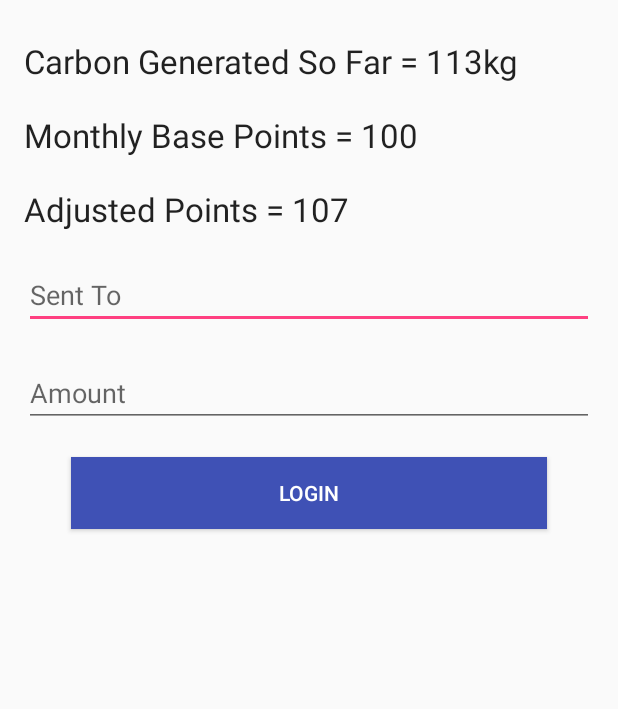
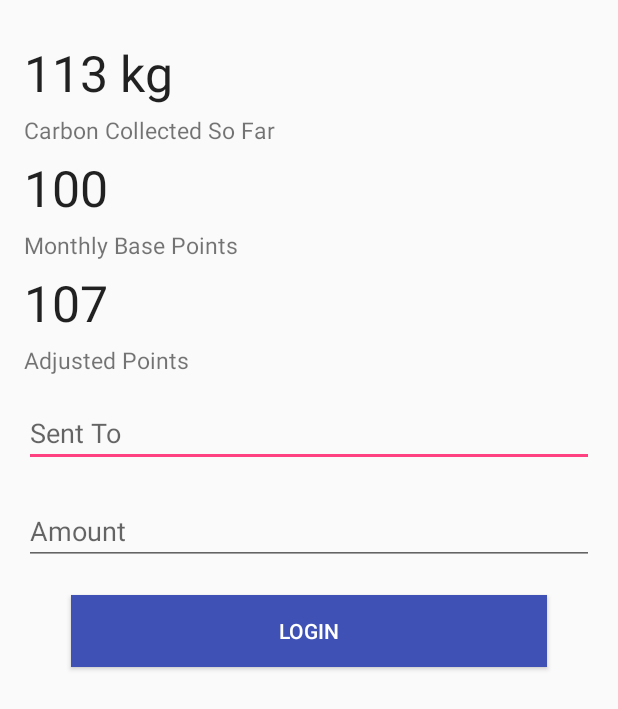
Before and after one commit to varunj/MapMyCarbon, an Android app: the fragment TabFragment2 shown on its own in the app's theme, on a phone screen of 412 x 824 dp. Shown: the top 709 px of the screen. Run offline under Robolectric (Android 15) with nearby library versions, the phone set to English and light mode, and no system bars; 2 statements that could not run were skipped.

Commit message:
fragment 2 design changed

```diff
--- a/app/src/main/res/layout/tab_fragment_2.xml
+++ b/app/src/main/res/layout/tab_fragment_2.xml
@@ -15,29 +15,56 @@
             android:layout_width="match_parent"
             android:layout_height="wrap_content"
             android:textAppearance="?android:attr/textAppearanceLarge"
-            android:text="Carbon Generated So Far = 113kg"
-            android:textAlignment="center"
+            android:textSize="33dp"
+            android:text="113 kg"
+            android:layout_gravity="center"
             android:id="@+id/creditview"
-            android:layout_marginBottom="10dp"
+            android:layout_marginBottom="5dp"
             android:layout_marginTop="10dp" />
         <TextView
             android:layout_width="match_parent"
             android:layout_height="wrap_content"
-            android:textAppearance="?android:attr/textAppearanceLarge"
-            android:text="Monthly Base Points = 100"
+            android:textSize="15dp"
+            android:text="Carbon Collected So Far"
             android:textAlignment="center"
-            android:id="@+id/creditview2"
-            android:layout_marginBottom="10dp"
-            android:layout_marginTop="10dp" />
+            android:id="@+id/creditview_text"
+            android:layout_marginBottom="5dp"/>
+
         <TextView
             android:layout_width="match_parent"
             android:layout_height="wrap_content"
             android:textAppearance="?android:attr/textAppearanceLarge"
-            android:text="Adjusted Points = 107"
+            android:text="100"
+            android:textSize="33dp"
+            android:textAlignment="center"
+            android:id="@+id/creditview2"
+            android:layout_marginBottom="5dp"/>
+        <TextView
+            android:layout_width="match_parent"
+            android:layout_height="wrap_content"
+            android:text="Monthly Base Points"
+            android:textSize="15dp"
+            android:textAlignment="center"
+            android:id="@+id/creditview2_text"
+            android:layout_marginBottom="5dp"/>
+        <TextView
+            android:layout_width="match_parent"
+            android:layout_height="wrap_content"
+            android:textAppearance="?android:attr/textAppearanceLarge"
+            android:text="107"
+            android:textSize="33dp"
             android:textAlignment="center"
             android:id="@+id/creditview3"
-            android:layout_marginBottom="10dp"
-            android:layout_marginTop="10dp" />
+            android:layout_marginBottom="5dp"/>
+        <TextView
+            android:layout_width="match_parent"
+            android:layout_height="wrap_content"
+            android:textSize="15dp"
+            android:text="Adjusted Points"
+            android:textAlignment="center"
+            android:id="@+id/creditview3_text"
+            android:layout_marginBottom="5dp"/>
+
         <EditText
             android:layout_marginTop="10dp"
             android:layout_width="match_parent"
```
